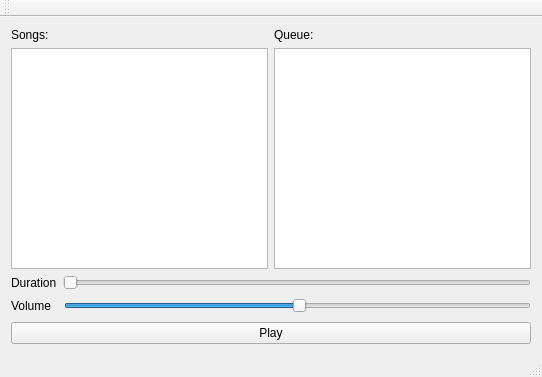
south-west/mixr, file mixr/player.ui: the form before one commit.
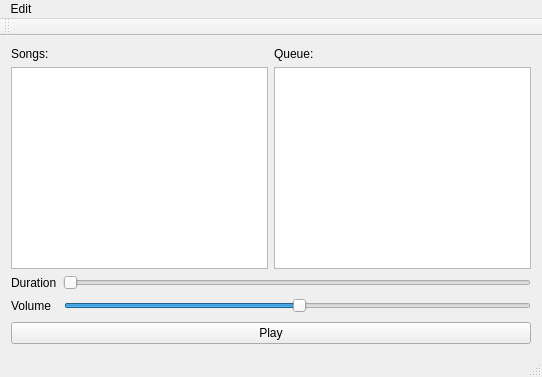
The form after the commit. Icons and pictures are not drawn.

Commit message: Create song and playlist class

The edit to the form file:
```diff
--- a/mixr/player.ui
+++ b/mixr/player.ui
@@ -136,13 +136,20 @@
      <height>21</height>
     </rect>
    </property>
+   <widget class="QMenu" name="menuFile">
+    <property name="title">
+     <string>Edit</string>
+    </property>
+    <addaction name="actionChoose_music_directory"/>
+   </widget>
+   <addaction name="menuFile"/>
   </widget>
   <widget class="QToolBar" name="mainToolBar">
    <attribute name="toolBarArea">
     <enum>TopToolBarArea</enum>
    </attribute>
    <attribute name="toolBarBreak">
-    <bool>true</bool>
+    <bool>false</bool>
    </attribute>
   </widget>
   <widget class="QStatusBar" name="statusBar"/>
```
Left out of the diff: 17 changed lines with no effect on the pictures. The commit also changes 10 other files.
